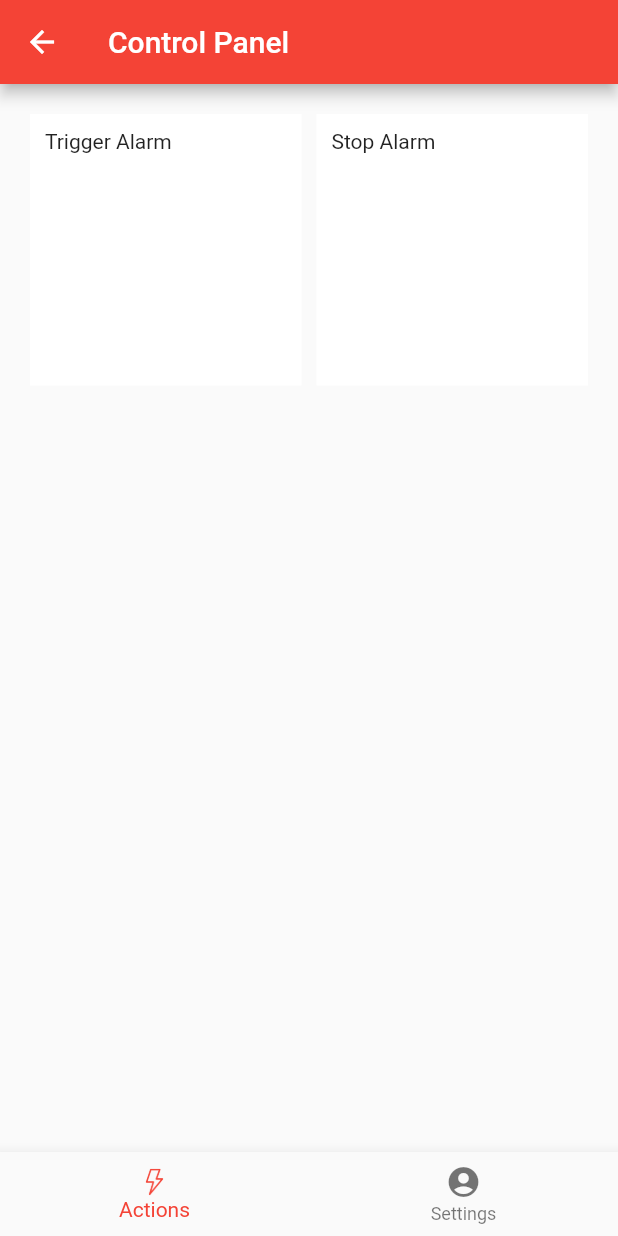
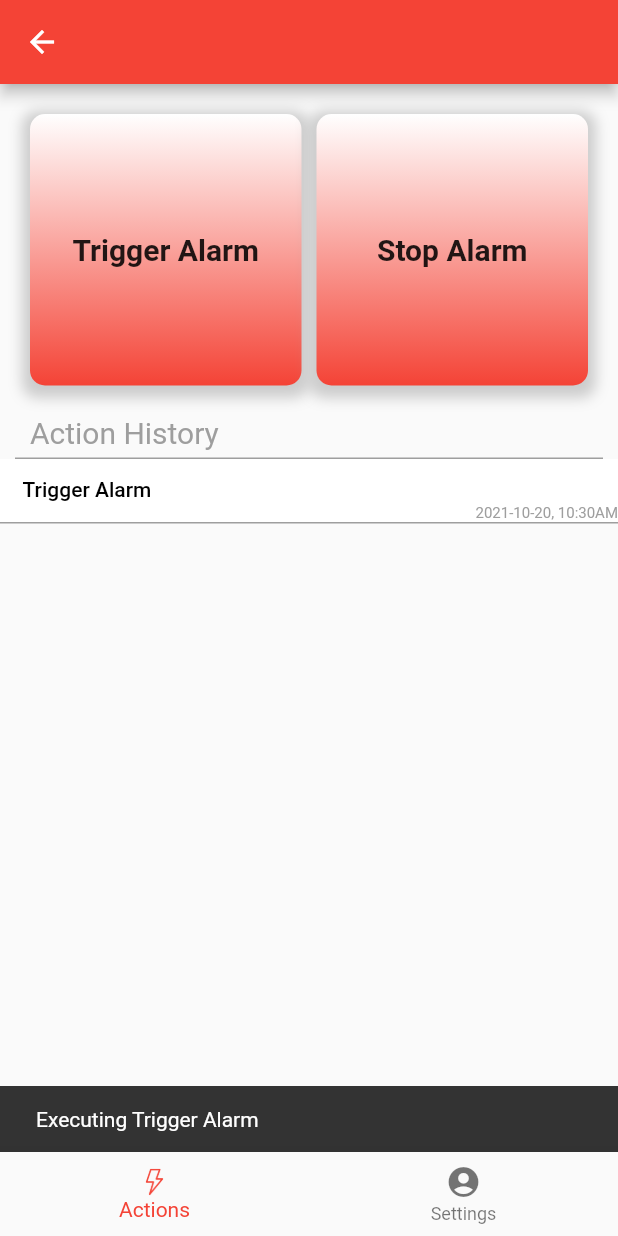
Before and after one commit to NNRepos/owlinator, a Flutter app: the OwlPage screen opened directly with empty values, after a tap on "Trigger Alarm", on a phone screen of 412 x 824 dp. Run offline on Flutter 3.47's test engine with Material 2 defaults, Android fonts, the phone set to English and light mode, and no system bars; drawn by our look-alikes of firebase_database; our stand-ins replace cloud_firestore, firebase_auth, firebase_core, flutter_easyloading; accounts and stored records are empty; project files that could hold a hidden picture were left out.

Commit message:
Added Owl Actions with hiatory Need to fix autorefresh in action page

```diff
--- /dev/null
+++ b/owlinator_app/lib/CommandWidget.dart
@@ -0,0 +1,39 @@
+import 'package:flutter/cupertino.dart';
+import 'package:flutter/material.dart';
+import 'package:intl/intl.dart';
+
+class CommandWidget extends StatelessWidget {
+  final String message;
+  final DateTime date;
+
+  CommandWidget(this.message, this.date);
+
+  @override
+  Widget build(BuildContext context) {
+    return Container(
+      decoration: BoxDecoration(
+        border: Border(bottom: BorderSide(width: 1.0, color: Colors.grey)),
+        color: Colors.white,
+      ),
+      child: Column(children: [
+          Container(
+          height: 30,
+          child:MaterialButton(
+          disabledTextColor: Colors.black,
+          padding: EdgeInsets.only(left: 15, top: 10),
+          onPressed: null,
+          child:  Align(
+            child: Text(message),
+            alignment: Alignment.centerLeft,
+          ),
+        )),
+        Align(
+            alignment: Alignment.bottomRight,
+            child: Text(
+              DateFormat('yyyy-MM-dd, kk:mma').format(date).toString(),
+              style: TextStyle(color: Colors.grey, fontSize: 10),
+            )),
+      ]),
+    );
+  }
+}
--- /dev/null
+++ b/owlinator_app/lib/OwlPage.dart
@@ -0,0 +1,130 @@
+import 'package:flutter/material.dart';
+
+import 'data/CommandDao.dart';
+import 'data/UserData.dart';
+import 'data/Command.dart';
+
+class OwlPage extends StatefulWidget {
+  OwlPage({required this.device, required this.userData});
+  final Device device;
+  final UserData userData;
+
+  @override
+  _OwlPageState createState() => _OwlPageState(userData);
+}
+
+class _OwlPageState extends State<OwlPage> {
+
+  _OwlPageState(this.userData){
+    commandDao = CommandDao(userData);
+  }
+
+  UserData userData;
+  List<String> commands = [
+    "Trigger Alarm",
+    "Stop Alarm",
+  ];
+  int _selectedIndex = 0;
+  late CommandDao commandDao;
+
+  Widget build(BuildContext context) {
+    List<Widget> _widgetOptions = <Widget>[
+      Column(children: [
+        GridView.count(
+          primary: false,
+          padding: const EdgeInsets.all(20),
+          crossAxisSpacing: 10,
+          mainAxisSpacing: 10,
+          crossAxisCount: 2,
+          shrinkWrap: true,
+          children: commands.map((commandName) {
+            return InkWell(
+                onTap: () {
+                  sendCommand(commandName);
+                  ScaffoldMessenger.of(context).showSnackBar(
+                      SnackBar(content: Text('Executing ' + commandName)));
+                },
+                child: Container(
+                    padding: EdgeInsets.all(10),
+                    child: Center(
+                        child: Text(commandName,
+                            style: TextStyle(
+                                fontSize: 20, fontWeight: FontWeight.bold))),
+                    decoration: BoxDecoration(
+                      gradient: LinearGradient(
+                        begin: Alignment.topCenter,
+                        end: Alignment.bottomCenter,
+                        colors: [
+                          Colors.white,
+                          Colors.red,
+                        ],
+                      ),
+                      borderRadius: BorderRadius.only(
+                          topLeft: Radius.circular(10),
+                          topRight: Radius.circular(10),
+                          bottomLeft: Radius.circular(10),
+                          bottomRight: Radius.circular(10)),
+                      boxShadow: [
+                        BoxShadow(
+                          color: Colors.grey.withOpacity(0.5),
+                          spreadRadius: 5,
+                          blurRadius: 7,
+                          offset: Offset(0, 3), // changes position of shadow
+                        ),
+                      ],
+                    )));
+          }).toList(),
+        ),
+        Container(
+            child: Align(
+                    child: Text("Action History",
+                        style: TextStyle(fontSize: 20, color: Colors.grey)),
+                    alignment: Alignment.centerLeft,
+                   ),
+            padding: const EdgeInsets.only(left: 20, bottom: 5)
+        ),
+        Padding(
+          padding:EdgeInsets.symmetric(horizontal:10.0),
+          child:Container(
+            height:1.0,
+            width: double.infinity,
+            color: Colors.grey),),
+        commandDao.getCommandList(widget.device),
+      ]),
+      Text("Settings"),
+    ];
+    return Scaffold(
+      appBar: AppBar(
+        title: Text(widget.device.name),
+      ),
+      body: _widgetOptions.elementAt(_selectedIndex),
+      bottomNavigationBar: buildBottomNavigationBar(),
+    );
+  }
+
+  BottomNavigationBar buildBottomNavigationBar() {
+    return BottomNavigationBar(
+      type: BottomNavigationBarType.fixed,
+      currentIndex: _selectedIndex,
+      onTap: (value) {
+        setState(() {
+          _selectedIndex = value;
+        });
+      },
+      items: [
+        BottomNavigationBarItem(
+            icon: ImageIcon(AssetImage('assets/thunder.png'), size: 20),
+            label: "Actions"),
+        BottomNavigationBarItem(
+            icon: Icon(Icons.account_circle), label: "Settings"),
+      ],
+    );
+  }
+
+  void sendCommand(String commandName) {
+    Command command =
+        Command(widget.device.id, DateTime.now(), commandName, false);
+    commandDao.sendCommand(command, widget.device);
+    setState(() {});
+  }
+}
--- /dev/null
+++ b/owlinator_app/lib/data/CommandDao.dart
@@ -0,0 +1,46 @@
+import 'package:firebase_database/firebase_database.dart';
+import 'package:firebase_database/ui/firebase_animated_list.dart';
+import 'package:flutter/material.dart';
+import '../CommandWidget.dart';
+import 'Command.dart';
+import 'UserData.dart';
+
+class CommandDao {
+  final UserData userData;
+
+  late DatabaseReference _commandsRef;
+
+  CommandDao(this.userData){
+    _commandsRef = FirebaseDatabase.instance.reference().child(userData.uid).child("commands");
+  }
+
+
+
+  ScrollController _scrollController = ScrollController();
+
+  void sendCommand(Command command, Device device) {
+    _commandsRef.child(device.id).push().set(command.toJson());
+  }
+
+  Query getCommandQuery() {
+    return _commandsRef;
+  }
+
+  Widget getCommandList(Device device) {
+    return Expanded(
+      child: FirebaseAnimatedList(
+        shrinkWrap: true,
+        controller: _scrollController,
+        query: _commandsRef.child(device.id),
+        sort: (a,b) {
+          return -(DateTime.parse(a.value['date'] as String)).compareTo(DateTime.parse(b.value['date'] as String));
+        },
+        itemBuilder: (context, snapshot, animation, index) {
+          final json = snapshot.value as Map<dynamic, dynamic>;
+          final command = Command.fromJson(json);
+          return CommandWidget( command.command, command.date);
+        },
+      ),
+    );
+  }
+}
--- a/owlinator_app/lib/owlPage.dart
+++ /dev/null
@@ -1,81 +0,0 @@
-import 'package:flutter/material.dart';
-
-class OwlPage extends StatefulWidget {
-
-  OwlPage({required this.id});
-  String id;
-
-
-  @override
-  _OwlPageState createState() => _OwlPageState();
-}
-
-
-
-
-
-
-
-
-class _OwlPageState extends State<OwlPage> {
-
-  List<String> commands = [
-    "Trigger Alarm",
-    "Stop Alarm",
-  ];
-  int _selectedIndex = 0;
-
-
-  Widget build(BuildContext context) {
-    final ButtonStyle style = ElevatedButton.styleFrom(textStyle: const TextStyle(fontSize: 20));
-    List<Widget> _widgetOptions = <Widget>[
-      GridView.count(
-        primary: false,
-        padding: const EdgeInsets.all(20),
-        crossAxisSpacing: 10,
-        mainAxisSpacing: 10,
-        crossAxisCount: 2,
-        children: commands.map((command) {
-          return InkWell(
-            onTap: () {
-
-            },
-            child: Container(
-                color: Colors.white,
-                padding: EdgeInsets.all(10),
-                child: Text(command)),
-          );
-        }).toList(),
-      ),
-      Text("Settings"),
-    ];
-    return Scaffold(
-      appBar: AppBar(
-        title: const Text('Control Panel'),
-
-      ),
-      body: Center(child: _widgetOptions.elementAt(_selectedIndex)),
-      bottomNavigationBar: buildBottomNavigationBar(),
-    );
-  }
-
-
-  BottomNavigationBar buildBottomNavigationBar() {
-    return BottomNavigationBar(
-      type: BottomNavigationBarType.fixed,
-      currentIndex: _selectedIndex,
-      onTap: (value) {
-        setState(() {
-          _selectedIndex = value;
-        });
-      },
-      items: [
-        BottomNavigationBarItem(
-            icon: ImageIcon(AssetImage('assets/thunder.png'), size: 20),
-            label: "Actions"),
-        BottomNavigationBarItem(
-            icon: Icon(Icons.account_circle), label: "Settings"),
-      ],
-    );
-  }
-}
```
Also changed, not shown: owlinator_app/lib/HomePage.dart (+7 -6 lines), owlinator_app/lib/data/command_dao.dart (deleted, +0 -16 lines), owlinator_app/lib/message_list.dart (deleted, +0 -97 lines), owlinator_app/lib/message_widget.dart (deleted, +0 -53 lines), owlinator_app/lib/data/Command.dart (renamed from owlinator_app/lib/data/command.dart).
